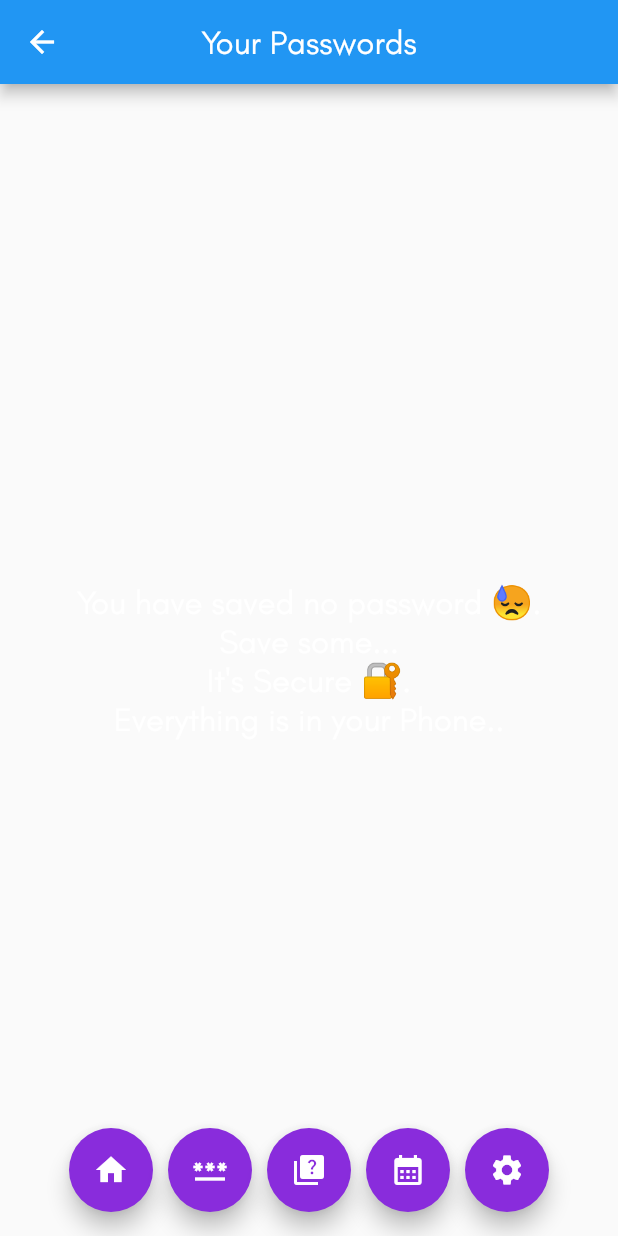
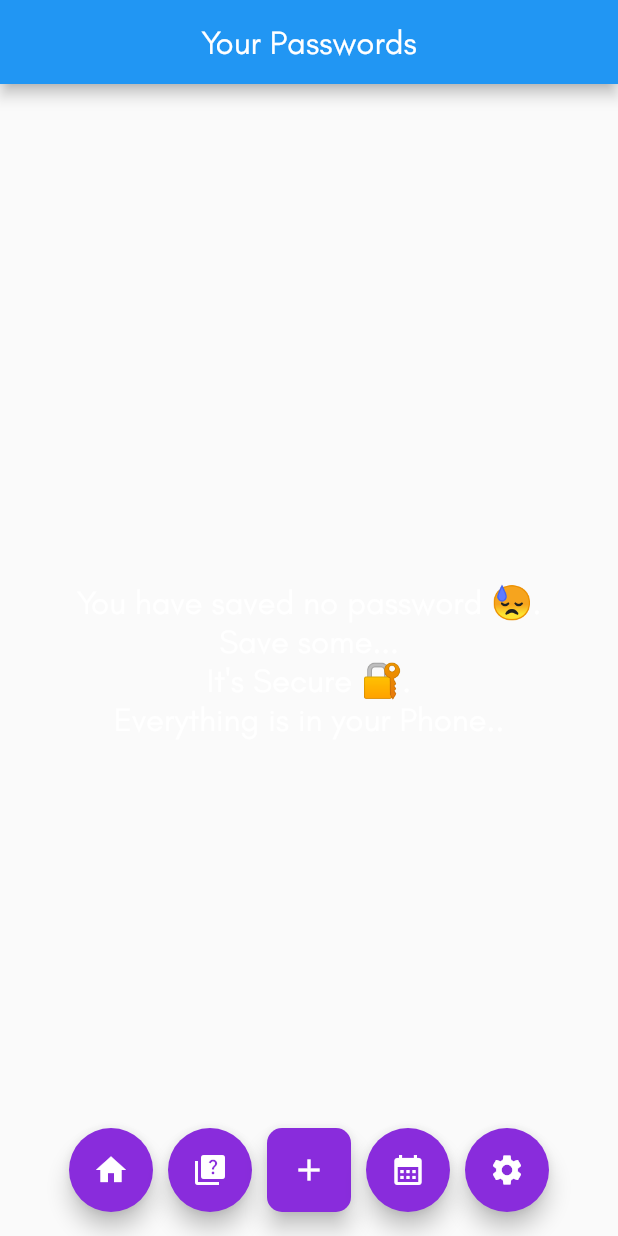
Before and after one commit to hamsoace/password-manager, a Flutter app: the Passwords screen opened directly, on a phone screen of 412 x 824 dp. Run offline on Flutter 3.47's test engine with Material 2 defaults, Android fonts, the phone set to English and light mode, and no system bars; our stand-ins replace cloud_firestore, firebase_core, firebase_messaging, flutter_local_notifications, flutter_secure_storage, flutter_slidable and 6 more; missing offline and left inert: encrypt, mbi; accounts and stored records are empty.

```diff
--- a/lib/password_manager.dart
+++ b/lib/password_manager.dart
@@ -1,5 +1,6 @@
 import 'package:flutter/material.dart';
 import 'package:local_auth/local_auth.dart';
+import 'package:password_manager/passwords.dart';
 
 
 class PasswordManager extends StatelessWidget {
@@ -45,7 +46,7 @@ class _FingerPrintAuthState extends State<FingerPrintAuth> {
       if (authenticated) {
         Navigator.of(context).pushReplacement(
           MaterialPageRoute(
-            builder: (context) => PasswordManager(),
+            builder: (context) => Passwords(),
           ),
         );
       } else {
--- a/lib/passwords.dart
+++ b/lib/passwords.dart
@@ -1,14 +1,13 @@
 import 'package:flutter/material.dart';
 import 'package:flutter_slidable/flutter_slidable.dart';
 import 'package:hive/hive.dart';
+import 'package:password_manager/calendar.dart';
 import 'package:password_manager/controller/encrypter.dart';
+import 'package:password_manager/home_page.dart';
 import 'package:password_manager/icons_map.dart' as CustomIcons;
 import 'package:password_manager/quizler.dart';
+import 'package:password_manager/settings.dart';
 
-import 'calendar.dart';
-import 'home_page.dart';
-import 'password_manager.dart';
-import 'settings.dart';
 
 class Passwords extends StatefulWidget {
   @override
@@ -61,22 +60,25 @@ class _PasswordsState extends State<Passwords> {
             onPressed: () {
               Navigator.push(
                 context,
-                MaterialPageRoute(builder: (context) => PasswordManager()),
-              );
-            },
-            child: Icon(Icons.password),
-            backgroundColor: Color(0xff892cdc),
-          ),
-          SizedBox(width: 10),
-          FloatingActionButton(
-            onPressed: () {
-              Navigator.push(
-                context,
                 MaterialPageRoute(builder: (context) => QuizPage()),
               );
             },
             child: Icon(Icons.quiz),
             backgroundColor: Color(0xff892cdc),
+          ),
+          SizedBox(width: 10),
+          FloatingActionButton(
+          onPressed: insertDB,
+          child: Icon(
+          Icons.add,
+          color: Colors.white,
+          ),
+          shape: RoundedRectangleBorder(
+          borderRadius: BorderRadius.circular(
+          10.0,
+          ),
+          ),
+          backgroundColor: Color(0xff892cdc),
           ),
           SizedBox(width: 10),
           FloatingActionButton(
--- a/pubspec.yaml
+++ b/pubspec.yaml
@@ -44,6 +44,8 @@ dependencies:
   firebase_core: ^2.5.0
   http: ^0.13.5
   cloud_firestore: ^4.3.2
+  firebase_auth: ^4.2.6
+
 
 
 dev_dependencies:
```
Also changed, not shown: lib/main.dart (+38 -39 lines), pubspec.lock, 3 other files.
